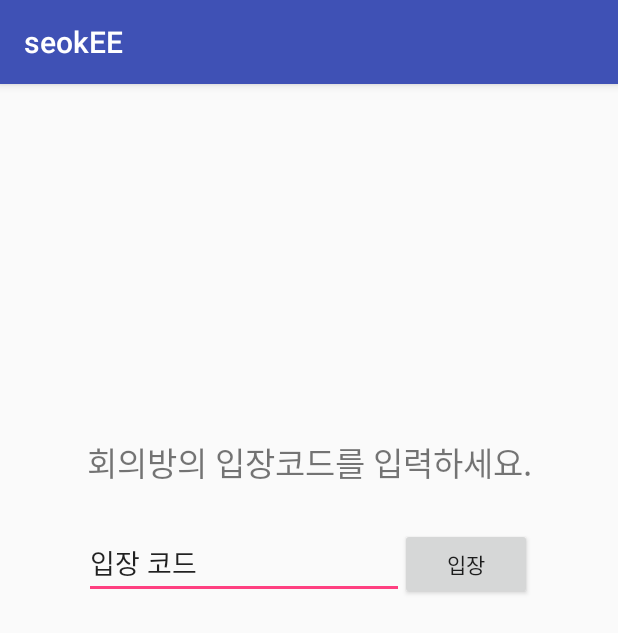
After one commit to moonyeol/seokEE, an Android app: the JoinRoom screen opened directly, with no data from a screen before it, on a phone screen of 412 x 824 dp. The commit adds this screen. Shown: the top 633 px of the screen. Run offline under Robolectric (Android 15) with nearby library versions, the phone set to English and light mode, and no system bars.

Commit message:
ui페이지생성

```diff
--- a/EPDTypeAutoSample/app/src/main/java/com/naver/naverspeech/client/First.java
+++ b/EPDTypeAutoSample/app/src/main/java/com/naver/naverspeech/client/First.java
@@ -6,7 +6,7 @@ import android.app.Activity;
 import android.content.Intent;
 import android.view.MotionEvent;
 
-public class First extends AppCompatActivity {
+public class First extends Activity {
 
     private Thread splashThread;
 
@@ -31,7 +31,7 @@ public class First extends AppCompatActivity {
                 // Run next activity
                 Intent intent = new Intent();
                 intent.setClass(First.this,
-                        MainActivity.class);
+                        enter.class);
                 startActivity(intent);
             }
         };
--- /dev/null
+++ b/EPDTypeAutoSample/app/src/main/java/com/naver/naverspeech/client/JoinRoom.java
@@ -0,0 +1,13 @@
+package com.naver.naverspeech.client;
+
+import android.support.v7.app.AppCompatActivity;
+import android.os.Bundle;
+
+public class JoinRoom extends AppCompatActivity {
+
+    @Override
+    protected void onCreate(Bundle savedInstanceState) {
+        super.onCreate(savedInstanceState);
+        setContentView(R.layout.activity_join_room);
+    }
+}
--- /dev/null
+++ b/EPDTypeAutoSample/app/src/main/res/layout-v26/activity_join_room.xml
@@ -0,0 +1,42 @@
+<?xml version="1.0" encoding="utf-8"?>
+<android.support.constraint.ConstraintLayout xmlns:android="http://schemas.android.com/apk/res/android"
+    xmlns:app="http://schemas.android.com/apk/res-auto"
+    xmlns:tools="http://schemas.android.com/tools"
+    android:layout_width="match_parent"
+    android:layout_height="match_parent"
+    tools:context=".JoinRoom">
+
+    <EditText
+        android:id="@+id/editText"
+        android:layout_width="wrap_content"
+        android:layout_height="wrap_content"
+        android:layout_marginTop="296dp"
+        android:autofillHints=""
+        android:ems="10"
+        android:inputType="textPersonName"
+        android:text="@string/pincode"
+        app:layout_constraintEnd_toEndOf="parent"
+        app:layout_constraintHorizontal_bias="0.282"
+        app:layout_constraintStart_toStartOf="parent"
+        app:layout_constraintTop_toTopOf="parent"
+        tools:targetApi="o" />
+
+    <TextView
+        android:id="@+id/textView"
+        android:layout_width="wrap_content"
+        android:layout_height="wrap_content"
+        android:layout_marginBottom="27dp"
+        android:text="@string/input_pincode"
+        android:textSize="22sp"
+        app:layout_constraintBottom_toTopOf="@+id/editText"
+        app:layout_constraintEnd_toEndOf="parent"
+        app:layout_constraintStart_toStartOf="parent" />
+
+    <Button
+        android:id="@+id/button3"
+        android:layout_width="wrap_content"
+        android:layout_height="wrap_content"
+        android:text="@string/enter"
+        app:layout_constraintEnd_toEndOf="@+id/textView"
+        app:layout_constraintTop_toTopOf="@+id/editText" />
+</android.support.constraint.ConstraintLayout>
--- /dev/null
+++ b/EPDTypeAutoSample/app/src/main/res/layout/activity_join_room.xml
@@ -0,0 +1,42 @@
+<?xml version="1.0" encoding="utf-8"?>
+<android.support.constraint.ConstraintLayout xmlns:android="http://schemas.android.com/apk/res/android"
+    xmlns:app="http://schemas.android.com/apk/res-auto"
+    xmlns:tools="http://schemas.android.com/tools"
+    android:layout_width="match_parent"
+    android:layout_height="match_parent"
+    tools:context=".JoinRoom">
+
+    <EditText
+        android:id="@+id/editText"
+        android:layout_width="wrap_content"
+        android:layout_height="wrap_content"
+        android:layout_marginTop="296dp"
+        android:autofillHints=""
+        android:ems="10"
+        android:inputType="textPersonName"
+        android:text="@string/pincode"
+        app:layout_constraintEnd_toEndOf="parent"
+        app:layout_constraintHorizontal_bias="0.282"
+        app:layout_constraintStart_toStartOf="parent"
+        app:layout_constraintTop_toTopOf="parent"
+        tools:targetApi="o" />
+
+    <TextView
+        android:id="@+id/textView"
+        android:layout_width="wrap_content"
+        android:layout_height="wrap_content"
+        android:layout_marginBottom="27dp"
+        android:textSize="22sp"
+        android:text="@string/input_pincode"
+        app:layout_constraintBottom_toTopOf="@+id/editText"
+        app:layout_constraintEnd_toEndOf="parent"
+        app:layout_constraintStart_toStartOf="parent" />
+
+    <Button
+    android:id="@+id/button3"
+    android:layout_width="wrap_content"
+    android:layout_height="wrap_content"
+    android:text="@string/enter"
+    app:layout_constraintEnd_toEndOf="@+id/textView"
+    app:layout_constraintTop_toTopOf="@+id/editText" />
+</android.support.constraint.ConstraintLayout>
--- a/EPDTypeAutoSample/app/src/main/res/values/colors.xml
+++ b/EPDTypeAutoSample/app/src/main/res/values/colors.xml
@@ -3,4 +3,5 @@
     <color name="colorPrimary">#3F51B5</color>
     <color name="colorPrimaryDark">#303F9F</color>
     <color name="colorAccent">#FF4081</color>
+    <color name="white">#FFFFFF</color>
 </resources>
--- a/EPDTypeAutoSample/app/src/main/res/values/strings.xml
+++ b/EPDTypeAutoSample/app/src/main/res/values/strings.xml
@@ -1,8 +1,16 @@
 <resources>
-    <string name="app_name">NaverspeechClientOpenApi</string>
+    <string name="app_name">seokEE</string>
     <string name="hello_world">Hello world!</string>
     <string name="action_settings">Settings</string>
     <string name="str_start">Start</string>
     <string name="str_stop">Stop</string>
     <string name="loading">Loading...</string>
+    <string name="enter_room">방 들어가기</string>
+    <string name="make_room">방 만들기</string>
+    <string name="input_pincode">회의방의 입장코드를 입력하세요.</string>
+    <string name="pincode">입장 코드</string>
+    <string name="enter">입장</string>
+    <string name="input_nickname">닉네임을 입력하세요.</string>
+    <string name="nickname">닉네임</string>
+    <string name="input">확인</string>
 </resources>
```
Also changed, not shown: EPDTypeAutoSample/app/src/main/AndroidManifest.xml (+6 -3 lines), EPDTypeAutoSample/app/src/main/java/com/naver/naverspeech/client/anonymous.java (added, +13 -0 lines), EPDTypeAutoSample/app/src/main/java/com/naver/naverspeech/client/enter.java (added, +13 -0 lines), EPDTypeAutoSample/app/src/main/res/layout/activity_anonymous.xml (added, +47 -0 lines), EPDTypeAutoSample/app/src/main/res/layout/activity_enter.xml (added, +31 -0 lines), EPDTypeAutoSample/app/src/main/res/layout/activity_first.xml (+8 -4 lines), EPDTypeAutoSample/app/src/main/res/drawable/seok_icon.png (added), EPDTypeAutoSample/app/src/main/res/drawable/seok_loading.png (added), 170 other files.
